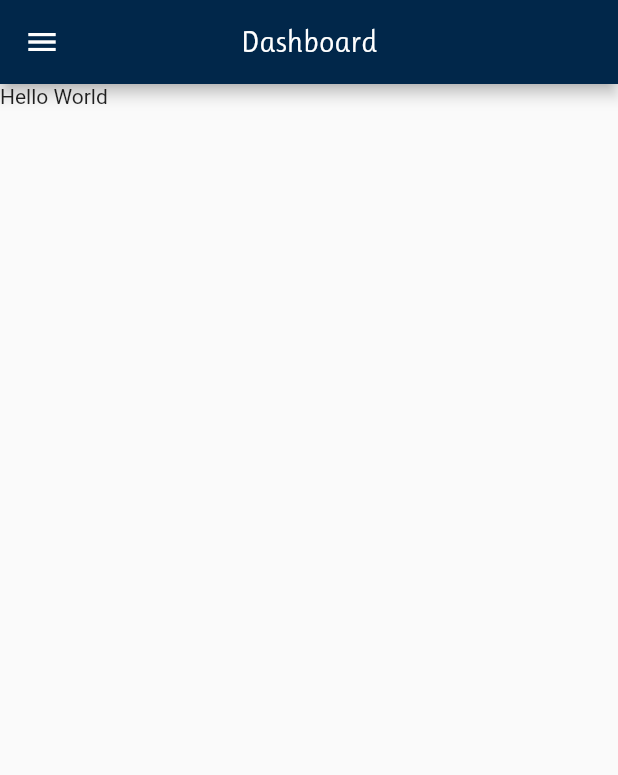
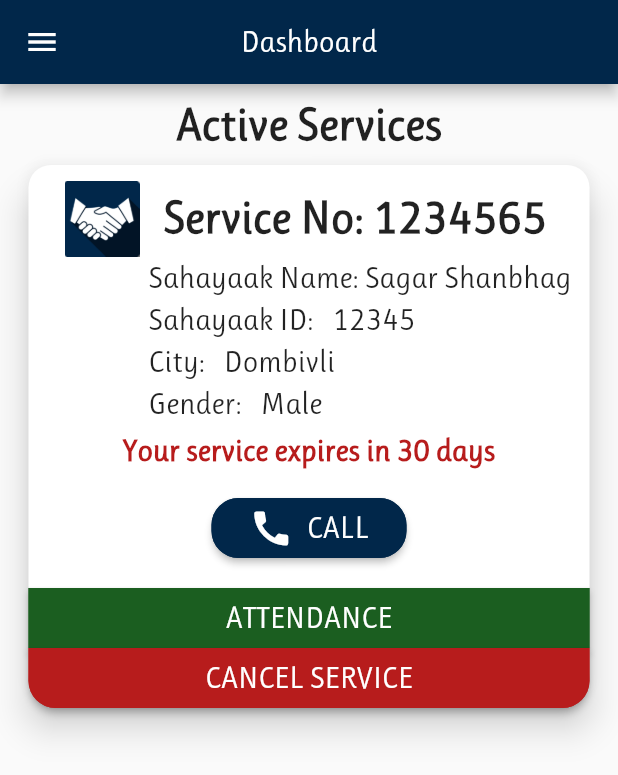
Before and after one commit to Shanbhagsagar/sahaayak_app, a Flutter app: the screen it shows after launch, on a phone screen of 412 x 824 dp. Shown: the top 775 px of the screen. Run offline on Flutter 3.47's test engine with Material 2 defaults, Android fonts, the phone set to English and light mode, and no system bars; our stand-ins replace hexcolor.

Commit message:
Cards Created for Dashboard and  Hired Transaction

```diff
--- a/lib/components/MainMenu.dart
+++ b/lib/Customer/components/MainMenu.dart
@@ -1,12 +1,12 @@
 import 'package:flutter/material.dart';
 import 'package:hexcolor/hexcolor.dart';
 import 'MenuItem.dart';
-import 'package:sahaayak_app/screens/Dashboard.dart';
-import 'package:sahaayak_app/screens/BookServices.dart';
-import 'package:sahaayak_app/screens/HiredTransactions.dart';
-import 'package:sahaayak_app/screens/PaymentHistory.dart';
-import 'package:sahaayak_app/screens/UpdateInfo.dart';
-import 'package:sahaayak_app/screens/Logout.dart';
+import 'package:sahaayak_app/Customer/screens/Dashboard.dart';
+import 'package:sahaayak_app/Customer/screens/BookServices.dart';
+import 'package:sahaayak_app/Customer/screens/HiredTransactions.dart';
+import 'package:sahaayak_app/Customer/screens/PaymentHistory.dart';
+import 'package:sahaayak_app/Customer/screens/UpdateInfo.dart';
+import 'package:sahaayak_app/Customer/screens/Logout.dart';
 
 class MainMenu extends StatefulWidget {
   const MainMenu({Key? key}) : super(key: key);
@@ -134,7 +134,7 @@ class _MainMenuState extends State<MainMenu> {
 List<MenuItem> createMenuItems() {
   final menuItems = [
     new MenuItem("Dashboard", Icons.dashboard_outlined ,() => new Dashboard()),
-    new MenuItem("Book Services", Icons.miscellaneous_services_outlined, () => new BookServices()),
+    new MenuItem("Book Services", Icons.bookmark_add_outlined, () => new BookServices()),
     new MenuItem("Hired Transactions", Icons.receipt_long_outlined, () => new HiredTransactions()),
     new MenuItem("Payment History", Icons.history_outlined, () => new PaymentHistory()),
     new MenuItem("Update Info", Icons.info_outlined,() => new UpdateInfo()),
--- /dev/null
+++ b/lib/Customer/components/PhotoHero.dart
@@ -0,0 +1,31 @@
+import 'package:flutter/material.dart';
+
+class PhotoHero extends StatelessWidget {
+  const PhotoHero(
+      {Key? key, required this.photo, required this.onTap, required this.width})
+      : super(key: key);
+
+  final String photo;
+  final VoidCallback onTap;
+  final double width;
+
+  @override
+  Widget build(BuildContext context) {
+    return SizedBox(
+      width: width,
+      child: Hero(
+        tag: photo,
+        child: Material(
+          color: Colors.transparent,
+          child: InkWell(
+            onTap: onTap,
+            child: Image.asset(
+              photo,
+              fit: BoxFit.contain,
+            ),
+          ),
+        ),
+      ),
+    );
+  }
+}
--- /dev/null
+++ b/lib/Customer/screens/Dashboard.dart
@@ -0,0 +1,243 @@
+import 'package:flutter/material.dart';
+import 'package:flutter/widgets.dart';
+import 'package:hexcolor/hexcolor.dart';
+import 'package:sahaayak_app/constants.dart';
+import 'package:sahaayak_app/Customer/components/PhotoHero.dart';
+
+class Dashboard extends StatelessWidget {
+  const Dashboard({Key? key}) : super(key: key);
+
+  @override
+  Widget build(BuildContext context) {
+    return SingleChildScrollView(
+      child: Container(
+        child: Padding(
+          padding: const EdgeInsets.all(10.0),
+          child: Column(
+            children: [
+              Center(
+                child: Text(
+                  "Active Services",
+                  style: TextStyle(
+                      fontFamily: kFontFamily1,
+                      fontSize: 30.0,
+                      fontWeight: FontWeight.bold),
+                ),
+              ),
+              Center(
+                  child: Container(
+                width: 500,
+                height: 372,
+                padding: new EdgeInsets.all(5.0),
+                child: Card(
+                    shape: RoundedRectangleBorder(
+                      borderRadius: BorderRadius.circular(15.0),
+                    ),
+                    color: Colors.white,
+                    elevation: 10,
+                    child: Column(
+                      crossAxisAlignment: CrossAxisAlignment.start,
+                      children: [
+                        Padding(
+                          padding: const EdgeInsets.only(top: 8.0, left: 8.0),
+                          child: ListTile(
+                            leading: PhotoHero(
+                              photo: 'images/handshake.png',
+                              width: 50.0,
+                              onTap: () {
+                                Navigator.of(context).push(
+                                    MaterialPageRoute<void>(
+                                        builder: (BuildContext context) {
+                                  return Scaffold(
+                                    body: Container(
+                                      // The blue background emphasizes that it's a new route.
+                                      color: Colors.transparent,
+                                      padding: const EdgeInsets.all(16.0),
+                                      alignment: Alignment.topLeft,
+                                      child: Center(
+                                        child: PhotoHero(
+                                          photo: 'images/handshake.png',
+                                          width: 300.0,
+                                          onTap: () {
+                                            Navigator.of(context).pop();
+                                          },
+                                        ),
+                                      ),
+                                    ),
+                                  );
+                                }));
+                              },
+                            ),
+                            title: Text(
+                              "Service No: 1234565",
+                              style: TextStyle(
+                                  fontSize: 30.0,
+                                  fontFamily: kFontFamily1,
+                                  fontWeight: FontWeight.bold),
+                            ),
+                          ),
+                        ),
+                        Padding(
+                          padding: EdgeInsets.only(left: 80.0),
+                          child: Text(
+                            "Sahayaak Name: Sagar Shanbhag",
+                            style: TextStyle(
+                              fontSize: 20.0,
+                              fontFamily: kFontFamily1,
+                            ),
+                          ),
+                        ),
+                        Padding(
+                          padding: EdgeInsets.only(left: 80.0, top: 5.0),
+                          child: Text(
+                            "Sahayaak ID:   12345",
+                            style: TextStyle(
+                              fontSize: 20.0,
+                              fontFamily: kFontFamily1,
+                            ),
+                          ),
+                        ),
+                        Padding(
+                          padding: EdgeInsets.only(left: 80.0, top: 5.0),
+                          child: Text(
+                            "City:   Dombivli",
+                            style: TextStyle(
+                              fontSize: 20.0,
+                              fontFamily: kFontFamily1,
+                            ),
+                          ),
+                        ),
+                        Padding(
+                          padding: EdgeInsets.only(left: 80.0, top: 5.0),
+                          child: Text(
+                            "Gender:   Male",
+                            style: TextStyle(
+                              fontSize: 20.0,
+                              fontFamily: kFontFamily1,
+                            ),
+                          ),
+                        ),
+                        Padding(
+                          padding: const EdgeInsets.only(top: 8.0),
+                          child: Center(
+                            child: Text(
+                              "Your service expires in 30 days",
+                              style: TextStyle(
+                                  fontSize: 20.0,
+                                  color: Colors.red.shade900,
+                                  fontFamily: kFontFamily1,
+                                  fontWeight: FontWeight.bold),
+                            ),
+                          ),
+                        ),
+                        Padding(
+                          padding: const EdgeInsets.only(top: 20.0),
+                          child: Center(
+                            child: ConstrainedBox(
+                              constraints:
+                                  BoxConstraints.tightFor(width: 130, height: 40),
+                              child: ElevatedButton(
+                                  child: Row(
+                                    mainAxisAlignment:
+                                        MainAxisAlignment.spaceEvenly,
+                                    children: [
+                                      Icon(
+                                        Icons.call,
+                                        size: 30.0,
+                                      ),
+                                      Text("Call".toUpperCase(),
+                                          style: TextStyle(
+                                              fontSize: 20.0,
+                                              fontFamily: kFontFamily1)),
+                                    ],
+                                  ),
+                                  style: ButtonStyle(
+                                      foregroundColor:
+                                          MaterialStateProperty.all<Color>(
+                                              Colors.white),
+                                      backgroundColor:
+                                          MaterialStateProperty.all<Color>(
+                                              HexColor("#01274a")),
+                                      shape: MaterialStateProperty.all<
+                                              RoundedRectangleBorder>(
+                                          RoundedRectangleBorder(
+                                              borderRadius:
+                                                  BorderRadius.circular(18.0),
+                                              side: BorderSide(
+                                                  color: HexColor("#01274a"))))),
+                                  onPressed: () => null),
+                            ),
+                          ),
+                        ),
+                        Padding(
+                          padding: const EdgeInsets.only(top: 20.0),
+                          child: Center(
+                            child: ConstrainedBox(
+                              constraints:
+                              BoxConstraints.tightForFinite(height: 40.0, width: double.maxFinite),
+                              child: ElevatedButton(
+                                  child: Text("Attendance".toUpperCase(),
+                                      style: TextStyle(
+                                          fontSize: 20.0,
+                                          fontFamily: kFontFamily1
+                                      )
+                                  ),
+                                  style: ButtonStyle(
+                                      foregroundColor:
+                                      MaterialStateProperty.all<Color>(
+                                          Colors.white),
+                                      backgroundColor:
+                                      MaterialStateProperty.all<Color>(
+                                          Colors.green.shade900),
+                                      shape: MaterialStateProperty.all<
+                                          RoundedRectangleBorder>(
+                                          RoundedRectangleBorder(
+                                              borderRadius:
+                                              BorderRadius.zero,
+                                              side: BorderSide(
+                                                  color: Colors.green.shade900)))),
+                                  onPressed: () => null),
+                            ),
+                          ),
+                        ),
+                        Center(
+                          child: ConstrainedBox(
+                            constraints:
+                            BoxConstraints.tightForFinite(height: 40.0, width: double.maxFinite),
+                            child: ElevatedButton(
+                                child: Text("Cancel Service".toUpperCase(),
+                                    style: TextStyle(
+                                        fontSize: 20.0,
+                                        fontFamily: kFontFamily1
+                                    )
+                                ),
+                                style: ButtonStyle(
+                                    foregroundColor:
+                                    MaterialStateProperty.all<Color>(
+                                        Colors.white),
+                                    backgroundColor:
+                                    MaterialStateProperty.all<Color>(
+                                        Colors.red.shade900),
+                                    shape: MaterialStateProperty.all<
+                                        RoundedRectangleBorder>(
+                                        RoundedRectangleBorder(
+                                            borderRadius:
+                                            BorderRadius.only(
+                                                bottomLeft: Radius.circular(18.0),
+                                                bottomRight: Radius.circular(18.0)
+                                            ),
+                                            side: BorderSide(
+                                                color: Colors.red.shade900)))),
+                                onPressed: () => null),
+                          ),
+                        ),
+                      ],
+                    )),
+              ))
+            ],
+          ),
+        ),
+      ),
+    );
+  }
+}
--- a/lib/screens/LoginPage.dart
+++ b/lib/Customer/screens/LoginPage.dart
@@ -2,8 +2,8 @@ import 'package:flutter/cupertino.dart';
 import 'package:flutter/material.dart';
 import 'package:hexcolor/hexcolor.dart';
 import 'package:sahaayak_app/constants.dart';
-import 'package:sahaayak_app/components/RoundedInputField.dart';
-import 'package:sahaayak_app/components/LinkTextButton.dart';
+import 'package:sahaayak_app/Customer/components/RoundedInputField.dart';
+import 'package:sahaayak_app/Customer/components/LinkTextButton.dart';
 
 class LoginPage extends StatefulWidget {
   static const String id = 'login_page';
--- a/lib/screens/SplashScreen.dart
+++ b/lib/Customer/screens/SplashScreen.dart
@@ -3,7 +3,7 @@ import 'dart:async';
 import 'package:flutter/material.dart';
 import 'package:hexcolor/hexcolor.dart';
 import 'package:sahaayak_app/constants.dart';
-import 'package:sahaayak_app/screens/LoginPage.dart';
+import 'package:sahaayak_app/Customer/screens/LoginPage.dart';
 
 class SplashScreen extends StatefulWidget {
   static const String id = 'splash_screen';
--- a/lib/main.dart
+++ b/lib/main.dart
@@ -1,25 +1,20 @@
 import 'package:flutter/material.dart';
-import 'package:sahaayak_app/screens/Dashboard.dart';
-import 'package:sahaayak_app/screens/LoginPage.dart';
-import 'package:sahaayak_app/screens/SplashScreen.dart';
-import 'components/MainMenu.dart';
+import 'Customer/components/MainMenu.dart';
+
+
 void main(){
   runApp(MyApp());
 }
-class MyApp extends StatefulWidget {
+
+class MyApp extends StatelessWidget {
   const MyApp({Key? key}) : super(key: key);
+
   @override
-  _MyAppState createState() => _MyAppState();
-}
-
-class _MyAppState extends State<MyApp> {
-  @override
-
   Widget build(BuildContext context) {
     return MaterialApp(
-      debugShowCheckedModeBanner: false,
-      title: 'Sahaayak',
-      home: MainMenu(),
+        debugShowCheckedModeBanner: false,
+        title: 'Sahaayak',
+        home: MainMenu(),
     );
   }
 }
--- a/lib/screens/Dashboard.dart
+++ /dev/null
@@ -1,26 +0,0 @@
-import 'package:flutter/material.dart';
-import 'package:flutter/widgets.dart';
-
-
-class Dashboard extends StatefulWidget {
-  static const String id = 'dashboard';
-
-  @override
-  _DashboardState createState() => _DashboardState();
-}
-
-class _DashboardState extends State<Dashboard> {
-  @override
-  Widget build(BuildContext context) {
-    return Scaffold(
-      body: SafeArea(
-        child: Row(
-          children: [
-              Text("Hello World")
-
-          ],
-        ),
-      ),
-    );
-  }
-}
--- a/pubspec.yaml
+++ b/pubspec.yaml
@@ -9,12 +9,13 @@ environment:
 dependencies:
   flutter:
     sdk: flutter
+  hexcolor: ^2.0.4
 
-  hexcolor: ^2.0.4
 
   # The following adds the Cupertino Icons font to your application.
   # Use with the CupertinoIcons class for iOS style icons.
   cupertino_icons: ^1.0.2
+
 
 dev_dependencies:
   flutter_test:
@@ -28,7 +29,6 @@ flutter:
   assets:
     - images/
 
-
   fonts:
     - family: Ruluko
       fonts:
```
Also changed, not shown: lib/Customer/screens/HiredTransactions.dart (added, +221 -0 lines), lib/screens/HiredTransactions.dart (deleted, +0 -15 lines), lib/Customer/components/LinkTextButton.dart (renamed from lib/components/LinkTextButton.dart), lib/Customer/components/MenuItem.dart (renamed from lib/components/MenuItem.dart), lib/Customer/components/RoundedInputField.dart (renamed from lib/components/RoundedInputField.dart), lib/Customer/screens/BookServices.dart (renamed from lib/screens/BookServices.dart), lib/Customer/screens/Logout.dart (renamed from lib/screens/Logout.dart), lib/Customer/screens/PaymentHistory.dart (renamed from lib/screens/PaymentHistory.dart), lib/Customer/screens/UpdateInfo.dart (renamed from lib/screens/UpdateInfo.dart).
